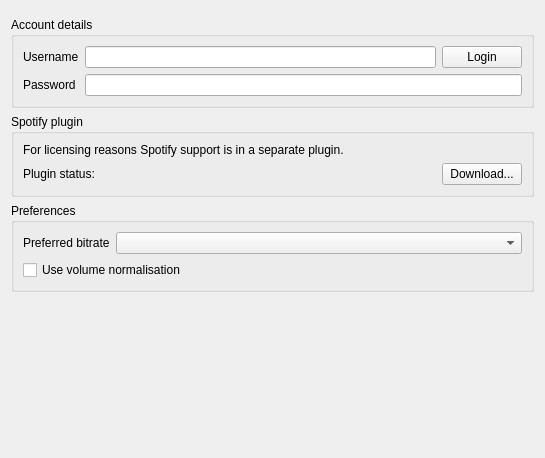
Old version of the form src/internet/spotify/spotifysettingspage.ui in the repository clementine-player/Clementine.
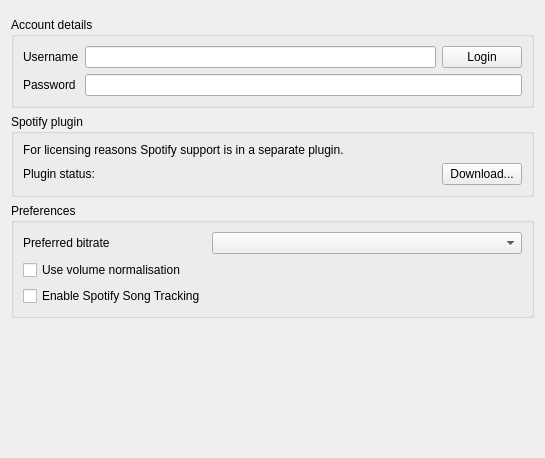
New version of the form. Icons and pictures are not drawn. Custom widgets are drawn as their Qt base class.

Commit message: Create option to enable Spotify Song Tracking.

The edit to the form file:
```diff
--- a/src/internet/spotify/spotifysettingspage.ui
+++ b/src/internet/spotify/spotifysettingspage.ui
@@ -142,6 +142,13 @@
         </property>
        </widget>
       </item>
+      <item row="2" column="0">
+       <widget class="QCheckBox" name="spotifySongTracking">
+        <property name="text">
+         <string>Enable Spotify Song Tracking</string>
+        </property>
+       </widget>
+      </item>
      </layout>
     </widget>
    </item>
```
Left out of the diff: 11 changed lines with no effect on the pictures. The commit also changes 2 other files.
